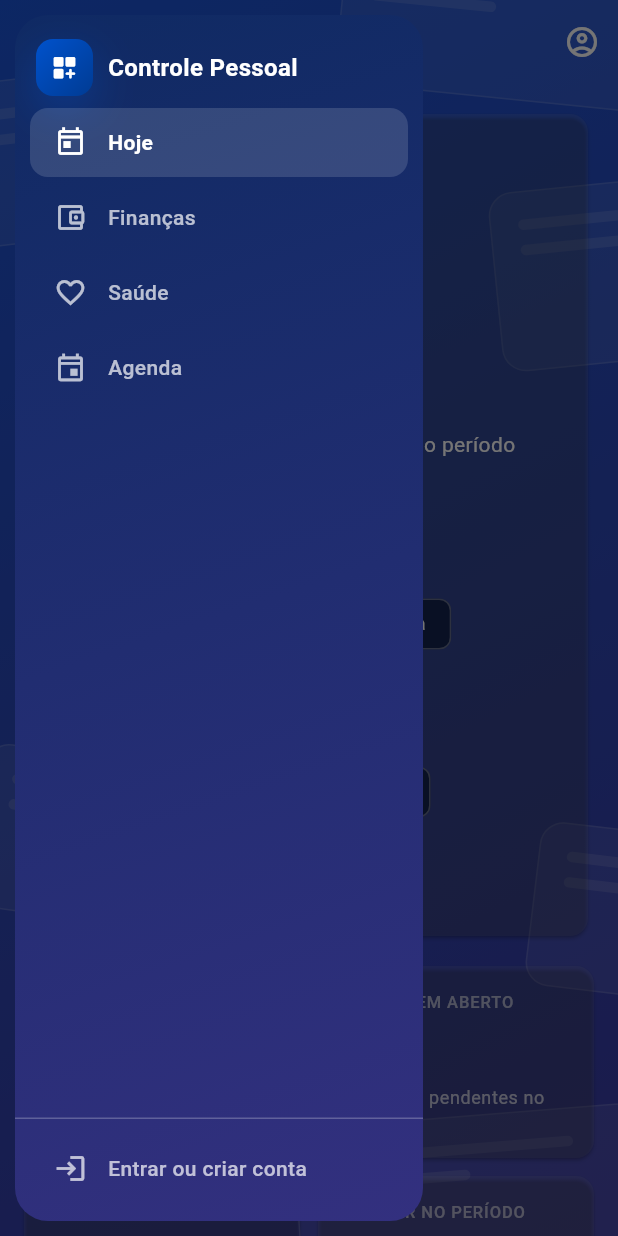
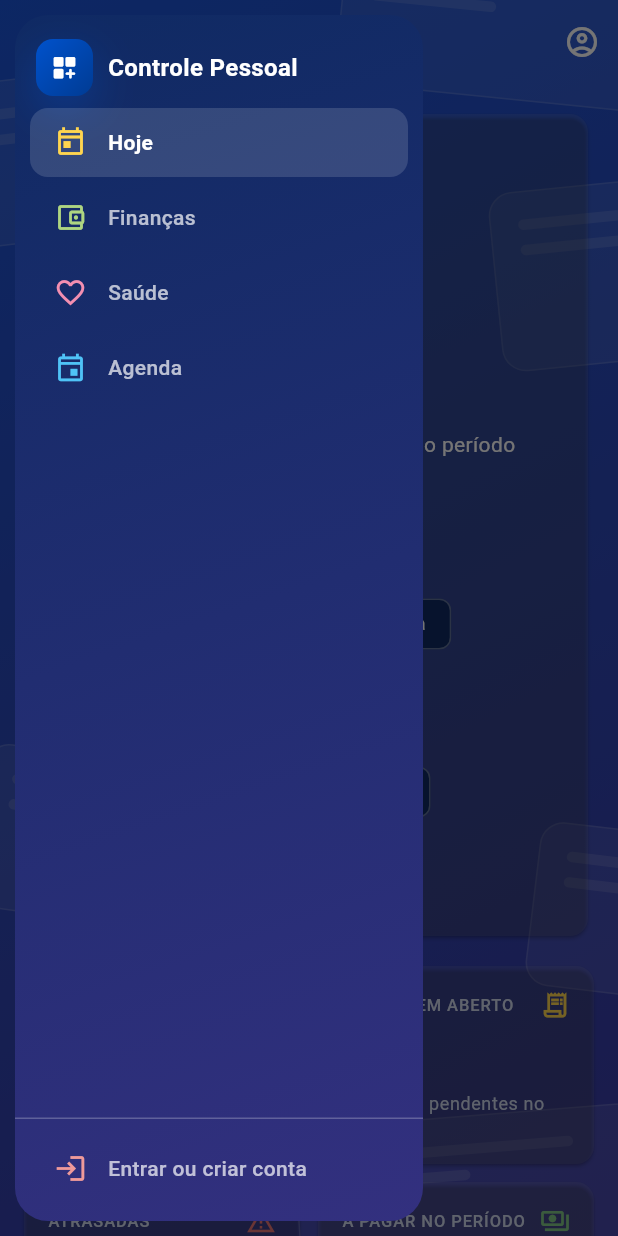
Before and after one commit to valdeiramaral/controle.pessoal, a Flutter app: the Casca screen opened directly, with the side drawer open, on a phone screen of 412 x 824 dp. Run offline on Flutter 3.47's test engine with Material 3 defaults, Android fonts, the phone set to English and light mode, and no system bars; our stand-ins replace drift, drift_flutter, flutter_local_notifications, flutter_riverpod, flutter_secure_storage, timezone; accounts and stored records are empty; generated files the repository leaves out were written again.

Commit message:
Aparencia por usuario: tema claro/escuro/sistema, tamanho da letra, cor do sistema e icones coloridos
Co-Authored-By: Claude Sonnet 5.5 <noreply@anthropic.com>
Claude-Session: https://claude.ai/code/session_01BBJdPGpRE6NQGsK2ezuwoF

```diff
--- a/app/lib/features/admin/modulo_form_page.dart
+++ b/app/lib/features/admin/modulo_form_page.dart
@@ -1,6 +1,7 @@
 import 'package:flutter/material.dart';
 import 'package:flutter_riverpod/flutter_riverpod.dart';
 
+import '../../core/aparencia.dart';
 import '../../core/icones_modulo.dart';
 import '../../data/api/cliente_api.dart';
 import '../auth/sessao.dart';
@@ -190,7 +191,7 @@ class _ModuloFormPageState extends ConsumerState<ModuloFormPage> {
                     for (final e in iconesModulo.entries)
                       ChoiceChip(
                         key: Key('icone_${e.key}'),
-                        label: Icon(e.value, size: 20),
+                        label: Icon(e.value, size: 20, color: corIcone(context, corBaseDoModulo(e.key))),
                         selected: _icone == e.key,
                         onSelected: pode ? (_) => setState(() => _icone = e.key) : null,
                       ),
--- a/app/lib/features/admin/modulos_page.dart
+++ b/app/lib/features/admin/modulos_page.dart
@@ -1,6 +1,7 @@
 import 'package:flutter/material.dart';
 import 'package:flutter_riverpod/flutter_riverpod.dart';
 
+import '../../core/aparencia.dart';
 import '../../core/icones_modulo.dart';
 import '../../data/api/cliente_api.dart';
 import '../auth/sessao.dart';
@@ -83,7 +84,7 @@ class _ModulosPageState extends ConsumerState<ModulosPage> {
                         Card(
                           child: ListTile(
                             key: Key('modulo_item_${m.codigo}'),
-                            leading: Icon(iconeDoModulo(m.icone)),
+                            leading: Icon(iconeDoModulo(m.icone), color: corIcone(context, corBaseDoModulo(m.icone))),
                             title: Text(m.nome),
                             subtitle: Text([
                               m.codigo,
--- a/app/lib/features/auth/widgets_auth.dart
+++ b/app/lib/features/auth/widgets_auth.dart
@@ -1,4 +1,8 @@
 import 'package:flutter/material.dart';
+import 'package:flutter_riverpod/flutter_riverpod.dart';
+
+import '../../core/aparencia.dart';
+import 'sessao.dart';
 
 /// Pecas visuais compartilhadas pelas telas de login e cadastro.
 
@@ -15,25 +19,28 @@ ThemeData temaAzul(BuildContext context) => ThemeData(
       scaffoldBackgroundColor: Colors.white,
     );
 
-/// Fundo azul em degrade com cartoes translucidos; usado atras de todas as telas.
-class FundoAzul extends StatelessWidget {
+/// Fundo em degrade com cartoes translucidos atras de todas as telas; segue a cor e o modo
+/// escolhidos pelo usuario (azul escuro enquanto ninguem esta logado).
+class FundoAzul extends ConsumerWidget {
   const FundoAzul({super.key, required this.child});
 
   final Widget child;
 
   @override
-  Widget build(BuildContext context) {
+  Widget build(BuildContext context, WidgetRef ref) {
+    final cor = ref.watch(aparenciaProvider).corSistema;
+    final claro = Theme.of(context).brightness == Brightness.light;
     return Container(
-      decoration: const BoxDecoration(
+      decoration: BoxDecoration(
         gradient: LinearGradient(
           begin: Alignment.topLeft,
           end: Alignment.bottomRight,
-          colors: [Color(0xFF1B54D9), Color(0xFF2B48B8), Color(0xFF3B3AA4)],
+          colors: claro ? cor.fundoClaro : cor.fundo,
         ),
       ),
       child: Stack(
         children: [
-          const Positioned.fill(child: IgnorePointer(child: _Decoracao())),
+          Positioned.fill(child: IgnorePointer(child: _Decoracao(claro: claro, cor: cor.semente))),
           child,
         ],
       ),
@@ -68,7 +75,10 @@ class FundoAuth extends StatelessWidget {
 
 /// Cartoes translucidos espalhados pelo fundo (so enfeite).
 class _Decoracao extends StatelessWidget {
-  const _Decoracao();
+  const _Decoracao({required this.claro, required this.cor});
+
+  final bool claro;
+  final Color cor;
 
   @override
   Widget build(BuildContext context) {
@@ -85,9 +95,9 @@ class _Decoracao extends StatelessWidget {
                 height: altura,
                 padding: const EdgeInsets.all(18),
                 decoration: BoxDecoration(
-                  color: Colors.white.withValues(alpha: 0.07),
+                  color: (claro ? cor : Colors.white).withValues(alpha: claro ? 0.05 : 0.07),
                   borderRadius: BorderRadius.circular(16),
-                  border: Border.all(color: Colors.white.withValues(alpha: 0.12)),
+                  border: Border.all(color: (claro ? cor : Colors.white).withValues(alpha: claro ? 0.10 : 0.12)),
                 ),
                 child: Column(crossAxisAlignment: CrossAxisAlignment.start, children: [
                   Container(height: 7, width: largura * 0.6, decoration: _barra()),
@@ -111,7 +121,7 @@ class _Decoracao extends StatelessWidget {
   }
 
   BoxDecoration _barra() =>
-      BoxDecoration(color: Colors.white.withValues(alpha: 0.12), borderRadius: BorderRadius.circular(4));
+      BoxDecoration(color: (claro ? cor : Colors.white).withValues(alpha: claro ? 0.08 : 0.12), borderRadius: BorderRadius.circular(4));
 }
 
 /// Aparece suavemente (fade + leve subida).
--- a/app/lib/features/hoje/hoje_page.dart
+++ b/app/lib/features/hoje/hoje_page.dart
@@ -1,6 +1,7 @@
 import 'package:flutter/material.dart';
 import 'package:flutter_riverpod/flutter_riverpod.dart';
 
+import '../../core/aparencia.dart';
 import '../../core/formatos.dart';
 import '../../data/local/banco.dart';
 import '../auth/conta_sheet.dart';
@@ -258,7 +259,7 @@ class _HojePageState extends ConsumerState<HojePage> {
                     child: Text(
                       nomes[i],
                       style: tema.textTheme.titleSmall?.copyWith(
-                        color: _aba == i ? tema.colorScheme.primary : Colors.white70,
+                        color: _aba == i ? tema.colorScheme.primary : tema.colorScheme.onSurfaceVariant,
                         fontWeight: _aba == i ? FontWeight.w700 : FontWeight.w500,
                       ),
                     ),
@@ -287,19 +288,19 @@ class _HojePageState extends ConsumerState<HojePage> {
   Widget _vazio(String t) => Padding(padding: const EdgeInsets.symmetric(vertical: 12), child: Text(t));
 
   Widget _cabecalho(BuildContext context, List<(String, int)> cols) {
-    final estilo = Theme.of(context).textTheme.labelSmall?.copyWith(color: Colors.white60, letterSpacing: .6);
+    final estilo = Theme.of(context).textTheme.labelSmall?.copyWith(color: Theme.of(context).colorScheme.onSurfaceVariant, letterSpacing: .6);
     return Container(
       padding: const EdgeInsets.symmetric(vertical: 8, horizontal: 8),
-      color: Colors.white.withValues(alpha: .06),
+      color: Theme.of(context).colorScheme.onSurface.withValues(alpha: .06),
       child: Row(children: [
         for (final c in cols) Expanded(flex: c.$2, child: Text(c.$1.toUpperCase(), style: estilo)),
       ]),
     );
   }
 
-  Widget _linha(List<Widget> cels, List<int> flex) => Container(
+  Widget _linha(BuildContext context, List<Widget> cels, List<int> flex) => Container(
         padding: const EdgeInsets.symmetric(vertical: 10, horizontal: 8),
-        decoration: BoxDecoration(border: Border(bottom: BorderSide(color: Colors.white.withValues(alpha: .08)))),
+        decoration: BoxDecoration(border: Border(bottom: BorderSide(color: Theme.of(context).colorScheme.outlineVariant))),
         child: Row(children: [for (var i = 0; i < cels.length; i++) Expanded(flex: flex[i], child: cels[i])]),
       );
 
@@ -311,7 +312,7 @@ class _HojePageState extends ConsumerState<HojePage> {
       else ...[
         _cabecalho(context, const [('Data', 2), ('Hora', 1), ('Compromisso', 4), ('Local', 2)]),
         for (final e in d.eventos)
-          _linha([
+          _linha(context, [
             Text(formatarData(e.inicio)),
             Text(e.diaInteiro ? 'Dia todo' : formatarDataHora(e.inicio).substring(11)),
             Text(e.titulo, style: const TextStyle(fontWeight: FontWeight.w600)),
@@ -342,7 +343,7 @@ class _HojePageState extends ConsumerState<HojePage> {
     return Column(crossAxisAlignment: CrossAxisAlignment.start, children: [
       _titulo(context, 'Contas (${itens.length})'),
       Wrap(spacing: 8, runSpacing: 8, crossAxisAlignment: WrapCrossAlignment.center, children: [
-        Text('STATUS', style: Theme.of(context).textTheme.labelSmall?.copyWith(color: Colors.white60)),
+        Text('STATUS', style: Theme.of(context).textTheme.labelSmall?.copyWith(color: Theme.of(context).colorScheme.onSurfaceVariant)),
         for (final f in filtros)
           ChoiceChip(
             key: Key('status_$f'),
@@ -357,13 +358,13 @@ class _HojePageState extends ConsumerState<HojePage> {
       else ...[
         _cabecalho(context, const [('Vencimento', 2), ('Descrição', 4), ('Status', 2), ('Valor', 2)]),
         for (final l in itens)
-          _linha([
+          _linha(context, [
             Text(formatarData(l.dia)),
             Text(l.descricao, style: const TextStyle(fontWeight: FontWeight.w600)),
             Align(alignment: Alignment.centerLeft, child: _Etiqueta(d.atrasada(l) ? 'ATRASADA' : l.status.toUpperCase(),
-                d.atrasada(l) ? Colors.redAccent : (l.status == 'pago' ? Colors.greenAccent : Colors.amberAccent))),
+                corIcone(context, d.atrasada(l) ? Colors.red : (l.status == 'pago' ? Colors.green : Colors.amber)))),
             Text(formatarCentavos(l.valorCentavos), textAlign: TextAlign.right,
-                style: TextStyle(color: l.tipo == 'receita' ? Colors.greenAccent : null)),
+                style: TextStyle(color: l.tipo == 'receita' ? corIcone(context, Colors.green) : null)),
           ], const [2, 4, 2, 2]),
       ],
     ]);
@@ -377,7 +378,7 @@ class _HojePageState extends ConsumerState<HojePage> {
       else ...[
         _cabecalho(context, const [('Medicamento', 4), ('Dose', 2), ('Horários', 3)]),
         for (final m in d.medicamentos)
-          _linha([
+          _linha(context, [
             Text(m.nome, style: const TextStyle(fontWeight: FontWeight.w600)),
             Text(m.dose),
             Text(m.horarios.replaceAll(',', '  ')),
@@ -395,14 +396,14 @@ class _HojePageState extends ConsumerState<HojePage> {
           child: Column(crossAxisAlignment: CrossAxisAlignment.start, children: [
             Row(mainAxisAlignment: MainAxisAlignment.spaceBetween, children: [Text(rotulo), Text(formatarCentavos(v))]),
             const SizedBox(height: 6),
-            LinearProgressIndicator(value: v / maior, minHeight: 10, color: cor, backgroundColor: Colors.white12,
+            LinearProgressIndicator(value: v / maior, minHeight: 10, color: cor, backgroundColor: Theme.of(context).colorScheme.onSurface.withValues(alpha: .12),
                 borderRadius: BorderRadius.circular(6)),
           ]),
         );
     return Column(crossAxisAlignment: CrossAxisAlignment.start, children: [
       _titulo(context, 'Resumo do período'),
-      barra('Receitas', rec, Colors.greenAccent),
-      barra('Despesas', desp, Colors.redAccent),
+      barra('Receitas', rec, corIcone(context, Colors.green)),
+      barra('Despesas', desp, corIcone(context, Colors.red)),
       Text('Saldo do período: ${formatarCentavos(rec - desp)}', style: Theme.of(context).textTheme.titleMedium),
     ]);
   }
@@ -467,25 +468,33 @@ class _Indicadores extends StatelessWidget {
   @override
   Widget build(BuildContext context) {
     final tema = Theme.of(context);
-    Widget cartao(String chave, String rotulo, String valor, String nota, {Color? cor}) => Card(
+    Widget cartao(String chave, String rotulo, String valor, String nota, IconData icone, MaterialColor cor) => Card(
           margin: EdgeInsets.zero,
           child: Padding(
             padding: const EdgeInsets.all(16),
             child: Column(crossAxisAlignment: CrossAxisAlignment.start, children: [
-              Text(rotulo.toUpperCase(), style: tema.textTheme.labelSmall?.copyWith(color: Colors.white60, letterSpacing: .6)),
+              Row(children: [
+                Expanded(
+                  child: Text(rotulo.toUpperCase(),
+                      style: tema.textTheme.labelSmall?.copyWith(color: tema.colorScheme.onSurfaceVariant, letterSpacing: .6)),
+                ),
+                Icon(icone, size: 20, color: corIcone(context, cor)),
+              ]),
               const SizedBox(height: 8),
-              Text(valor, key: Key('kpi_$chave'), style: tema.textTheme.headlineMedium?.copyWith(fontWeight: FontWeight.w700, color: cor)),
+              Text(valor,
+                  key: Key('kpi_$chave'),
+                  style: tema.textTheme.headlineMedium?.copyWith(fontWeight: FontWeight.w700, color: corIcone(context, cor))),
               const SizedBox(height: 4),
-              Text(nota, style: tema.textTheme.bodySmall?.copyWith(color: Colors.white70)),
+              Text(nota, style: tema.textTheme.bodySmall?.copyWith(color: tema.colorScheme.onSurfaceVariant)),
             ]),
           ),
         );
     final itens = [
-      cartao('compromissos', 'Compromissos', '${dados.eventos.length}', 'no período'),
-      cartao('abertas', 'Contas em aberto', '${dados.abertas}', 'despesas pendentes no total', cor: Colors.lightBlueAccent),
-      cartao('atrasadas', 'Atrasadas', '${dados.atrasadas}', 'vencidas e não pagas', cor: Colors.redAccent),
-      cartao('a_pagar', 'A pagar no período', formatarCentavos(dados.aPagarNoPeriodo), 'despesas pendentes'),
-      cartao('remedios', 'Remédios', '${dados.medicamentos.length}', 'cadastrados', cor: Colors.purpleAccent),
+      cartao('compromissos', 'Compromissos', '${dados.eventos.length}', 'no período', Icons.event_outlined, Colors.lightBlue),
+      cartao('abertas', 'Contas em aberto', '${dados.abertas}', 'despesas pendentes no total', Icons.receipt_long_outlined, Colors.amber),
+      cartao('atrasadas', 'Atrasadas', '${dados.atrasadas}', 'vencidas e não pagas', Icons.warning_amber_outlined, Colors.red),
+      cartao('a_pagar', 'A pagar no período', formatarCentavos(dados.aPagarNoPeriodo), 'despesas pendentes', Icons.payments_outlined, Colors.green),
+      cartao('remedios', 'Remédios', '${dados.medicamentos.length}', 'cadastrados', Icons.medication_outlined, Colors.purple),
     ];
     return LayoutBuilder(builder: (context, c) {
       final colunas = c.maxWidth >= 1000 ? 5 : c.maxWidth >= 640 ? 3 : 2;
--- a/app/lib/features/nav/menu_lateral.dart
+++ b/app/lib/features/nav/menu_lateral.dart
@@ -5,6 +5,7 @@ import '../../core/icones_modulo.dart';
 import '../admin/modulos_page.dart';
 import '../admin/perfis_grupos_page.dart';
 import '../admin/usuarios_page.dart';
+import '../aparencia/aparencia_page.dart';
 import '../auth/meus_dados_page.dart';
 import '../auth/sessao.dart';
 import '../auth/widgets_auth.dart';
@@ -89,23 +90,25 @@ class MenuLateral extends ConsumerWidget {
 
     // Modulos de fabrica + os cadastrados pelo administrador (aparecem aqui assim que criados).
     final extras = ref.watch(modulosMenuProvider).valueOrNull ?? const [];
-    final modulos = <(IconData, String)>[
-      (Icons.today_outlined, 'Hoje'),
-      (Icons.account_balance_wallet_outlined, 'Finanças'),
-      (Icons.favorite_border, 'Saúde'),
-      (Icons.event_outlined, 'Agenda'),
-      for (final m in extras) (iconeDoModulo(m.icone), m.donoNome == null ? m.nome : '${m.nome} · ${m.donoNome}'),
+    // O menu e sempre escuro, entao os icones usam o tom claro (shade300) de cada cor.
+    final modulos = <(IconData, String, Color)>[
+      (Icons.today_outlined, 'Hoje', Colors.amber.shade300),
+      (Icons.account_balance_wallet_outlined, 'Finanças', Colors.lightGreen.shade300),
+      (Icons.favorite_border, 'Saúde', Colors.pink.shade200),
+      (Icons.event_outlined, 'Agenda', Colors.lightBlue.shade300),
+      for (final m in extras)
+        (iconeDoModulo(m.icone), m.donoNome == null ? m.nome : '${m.nome} · ${m.donoNome}', corBaseDoModulo(m.icone).shade300),
     ];
-    final admin = <(IconData, String, Widget)>[
+    final admin = <(IconData, String, Widget, Color)>[
       if (logado && s.pode('acesso.usuario.ver'))
-        (Icons.manage_accounts_outlined, 'Usuários e acessos', const UsuariosPage()),
+        (Icons.manage_accounts_outlined, 'Usuários e acessos', const UsuariosPage(), Colors.teal.shade200),
       if (logado &&
           s.superusuario &&
           s.pode('acesso.usuario.ver') &&
           (s.pode('acesso.perfil.gerenciar') || s.pode('acesso.grupo.gerenciar')))
-        (Icons.admin_panel_settings_outlined, 'Perfis e grupos', const PerfisGruposPage()),
+        (Icons.admin_panel_settings_outlined, 'Perfis e grupos', const PerfisGruposPage(), Colors.deepPurple.shade200),
       if (logado && s.superusuario && s.pode('administracao.modulo.gerenciar'))
-        (Icons.extension_outlined, 'Módulos', const ModulosPage()),
+        (Icons.extension_outlined, 'Módulos', const ModulosPage(), Colors.orange.shade300),
     ];
 
     return ClipRRect(
@@ -114,11 +117,11 @@ class MenuLateral extends ConsumerWidget {
         duration: const Duration(milliseconds: 200),
         curve: Curves.easeOut,
         width: emDrawer ? 280 : (recolhido ? 76 : 250),
-        decoration: const BoxDecoration(
+        decoration: BoxDecoration(
           gradient: LinearGradient(
             begin: Alignment.topLeft,
             end: Alignment.bottomRight,
-            colors: [Color(0xFF0F2A63), Color(0xFF33307F)],
+            colors: ref.watch(aparenciaProvider).corSistema.menu,
           ),
         ),
         child: SafeArea(
@@ -134,6 +137,7 @@ class MenuLateral extends ConsumerWidget {
                     for (var i = 0; i < modulos.length; i++)
                       _Item(
                         icone: modulos[i].$1,
+                        cor: modulos[i].$3,
                         rotulo: modulos[i].$2,
                         selecionado: indice == i,
                         recolhido: recolhido,
@@ -142,7 +146,7 @@ class MenuLateral extends ConsumerWidget {
                     if (admin.isNotEmpty) ...[
                       const _Secao('Administração'),
                       for (final a in admin)
-                        _Item(icone: a.$1, rotulo: a.$2, recolhido: recolhido, aoTocar: () => abrir(a.$3)),
+                        _Item(icone: a.$1, cor: a.$4, rotulo: a.$2, recolhido: recolhido, aoTocar: () => abrir(a.$3)),
                     ],
                   ],
                 ),
@@ -154,13 +158,24 @@ class MenuLateral extends ConsumerWidget {
                   if (logado)
                     _Item(
                       icone: Icons.badge_outlined,
+                      cor: Colors.cyan.shade200,
                       rotulo: 'Meus dados',
                       recolhido: recolhido,
                       aoTocar: () => abrir(const MeusDadosPage()),
                     ),
+                  if (logado)
+                    _Item(
+                      chave: const Key('menu_aparencia'),
+                      icone: Icons.palette_outlined,
+                      cor: Colors.pinkAccent.shade100,
+                      rotulo: 'Aparência',
+                      recolhido: recolhido,
+                      aoTocar: () => abrir(const AparenciaPage()),
+                    ),
                   _Item(
                     chave: const Key('menu_sair'),
                     icone: logado ? Icons.logout : Icons.login,
+                    cor: Colors.red.shade200,
                     rotulo: logado ? 'Sair' : 'Entrar ou criar conta',
                     recolhido: recolhido,
                     aoTocar: () {
@@ -260,6 +275,7 @@ class _Secao extends StatelessWidget {
 class _Item extends StatelessWidget {
   const _Item({
     required this.icone,
+    required this.cor,
     required this.rotulo,
     required this.recolhido,
     required this.aoTocar,
@@ -268,6 +284,7 @@ class _Item extends StatelessWidget {
   });
 
   final IconData icone;
+  final Color cor;
   final String rotulo;
   final bool recolhido;
   final bool selecionado;
@@ -286,7 +303,7 @@ class _Item extends StatelessWidget {
         child: Padding(
           padding: const EdgeInsets.symmetric(horizontal: 16, vertical: 12),
           child: Row(children: [
-            Icon(icone, size: 22, color: selecionado ? Colors.white : Colors.white70),
+            Icon(icone, size: 22, color: cor),
             if (!recolhido) ...[
               const SizedBox(width: 14),
               Expanded(
```
Also changed, not shown: app/lib/app.dart (+12 -6 lines), app/lib/core/aparencia.dart (added, +156 -0 lines), app/lib/core/icones_modulo.dart (+21 -0 lines), app/lib/core/tema.dart (+33 -20 lines), app/lib/data/api/cliente_api.dart (+20 -1 lines), app/lib/features/aparencia/aparencia_page.dart (added, +130 -0 lines), app/lib/features/auth/sessao.dart (+24 -8 lines), 3 other files.
